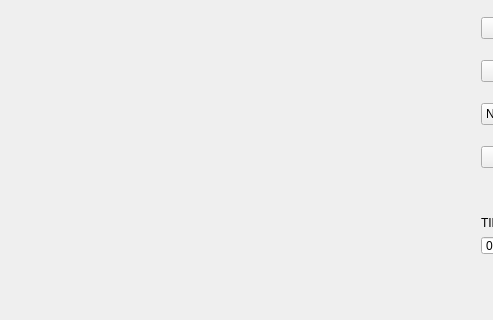
dacabrer/proyecto_lenguajes_1erParcial, file sudoku.ui: the form before one commit; both pictures show x 0 to 493 and y 181 to 501 of the 677 by 501 pixel window.
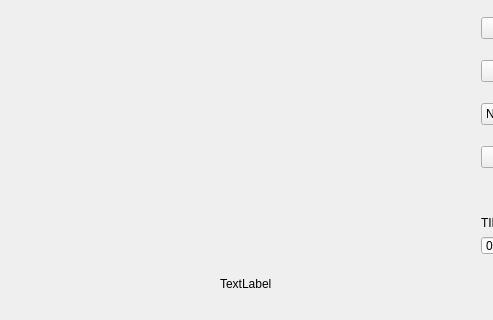
The form after the commit.

Patch:
```diff
--- a/sudoku.ui
+++ b/sudoku.ui
@@ -180,6 +180,19 @@
      </item>
     </layout>
    </widget>
+   <widget class="QLabel" name="label_4">
+    <property name="geometry">
+     <rect>
+      <x>220</x>
+      <y>420</y>
+      <width>67</width>
+      <height>17</height>
+     </rect>
+    </property>
+    <property name="text">
+     <string>TextLabel</string>
+    </property>
+   </widget>
    <zorder>layoutWidget</zorder>
    <zorder>layoutWidget</zorder>
    <zorder>gridLayoutWidget</zorder>
```
Left out of the diff: 1 changed line with no effect on the pictures.
